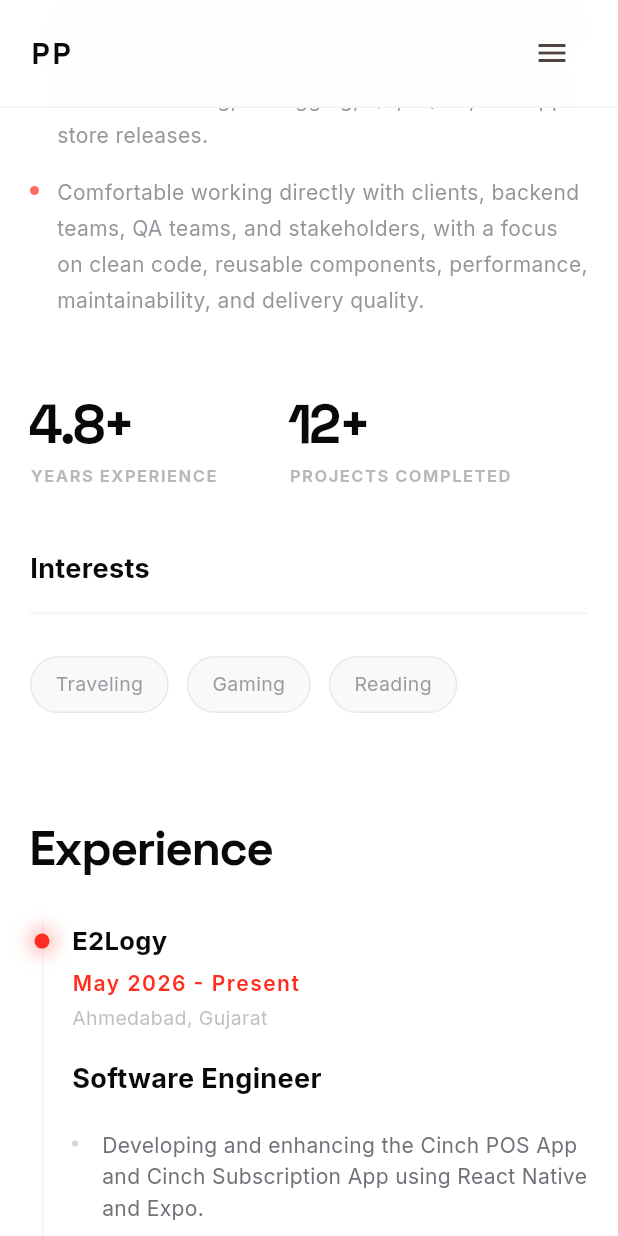
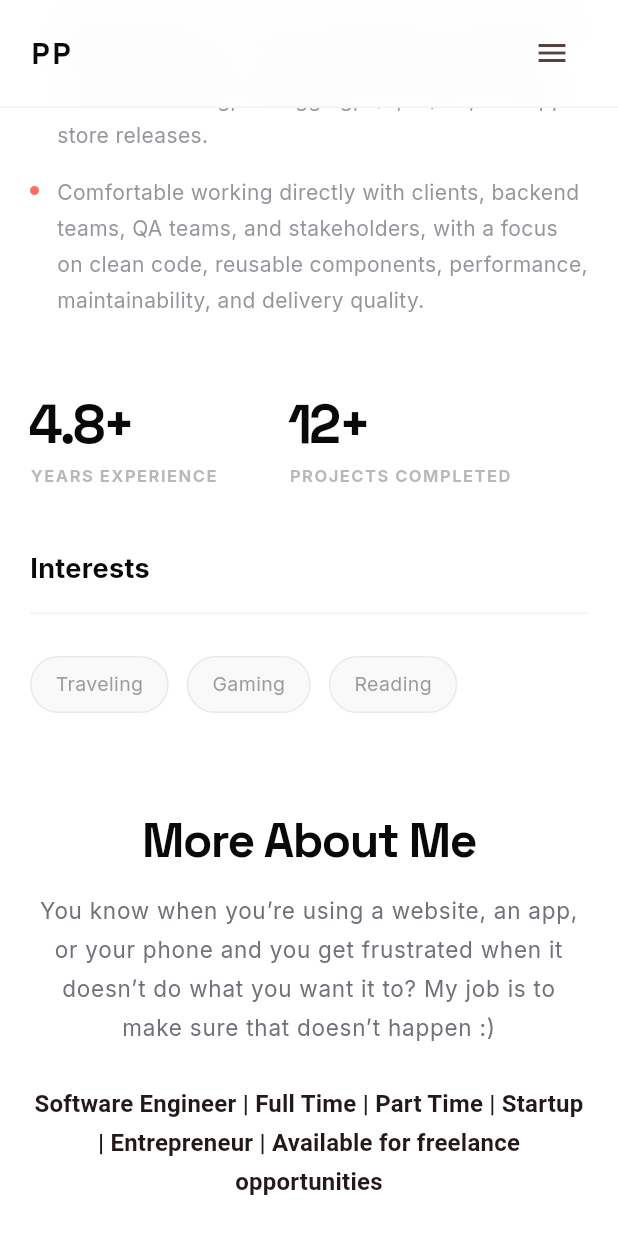
Before and after one commit to parthsp33/parth-resume-app, a Flutter app: the screen it shows after launch, scrolled down 1152 dp, on a phone screen of 412 x 824 dp. Run offline on Flutter 3.47's test engine with Material 3 defaults, Android fonts, the phone set to English and light mode, and no system bars; drawn by our look-alikes of flutter_animate; our stand-ins replace cloud_firestore, firebase_analytics, firebase_core, fl_chart, flutter_screenutil, font_awesome_flutter and 3 more; accounts and stored records are empty.

Commit message:
Add contact address and About section details

```diff
--- a/lib/config/resume_data.dart
+++ b/lib/config/resume_data.dart
@@ -23,6 +23,7 @@ class ResumeData {
   static const String countryCode = "91";
   static const String mobile = "7383493845";
   static const String email = "bantiprajapati33@gmail.com";
+  static const String address = "Ahmedabad, Gujarat\nIndia";
   static const String linkedin =
       "https://www.linkedin.com/in/parth-prajapati-7174b2144";
   static const String github = "https://github.com/parthsp33";
--- a/lib/config/theme.dart
+++ b/lib/config/theme.dart
@@ -56,6 +56,13 @@ class AppTheme {
         surface: card,
       ),
       useMaterial3: true,
+      filledButtonTheme: FilledButtonThemeData(
+        style: FilledButton.styleFrom(
+          shape: RoundedRectangleBorder(
+            borderRadius: BorderRadius.circular(8),
+          ),
+        ),
+      ),
       textTheme: TextTheme(
         // Massive Name Title
         displayLarge: GoogleFonts.spaceGrotesk(
@@ -106,6 +113,4 @@ class AppTheme {
       ),
     );
   }
-
-
 }
--- a/lib/widgets/sections/about_section.dart
+++ b/lib/widgets/sections/about_section.dart
@@ -57,7 +57,46 @@ class AboutSection extends StatelessWidget {
                 ),
               ],
             ),
+          SizedBox(height: context.space(96)),
+          _buildMoreAboutMe(context),
         ],
+      ),
+    );
+  }
+
+  Widget _buildMoreAboutMe(BuildContext context) {
+    final theme = Theme.of(context);
+    return Center(
+      child: ConstrainedBox(
+        constraints: const BoxConstraints(maxWidth: 820),
+        child: SizedBox(
+          width: double.infinity,
+          child: Column(
+            crossAxisAlignment: CrossAxisAlignment.center,
+            children: [
+              Text(
+                'More About Me',
+                textAlign: TextAlign.center,
+                style: theme.textTheme.displayMedium,
+              ),
+              SizedBox(height: context.space(24)),
+              Text(
+                'You know when you’re using a website, an app, or your phone and you get frustrated when it doesn’t do what you want it to? My job is to make sure that doesn’t happen :)',
+                textAlign: TextAlign.center,
+                style: theme.textTheme.bodyLarge?.copyWith(height: 1.7),
+              ),
+              SizedBox(height: context.space(36)),
+              Text(
+                'Software Engineer | Full Time | Part Time | Startup | Entrepreneur | Available for freelance opportunities',
+                textAlign: TextAlign.center,
+                style: theme.textTheme.titleMedium?.copyWith(
+                  height: 1.6,
+                  fontWeight: FontWeight.w600,
+                ),
+              ),
+            ],
+          ),
+        ),
       ),
     );
   }
@@ -140,7 +179,11 @@ class AboutSection extends StatelessWidget {
           label,
           style: TextStyle(
             fontSize: context.fontSize(mobile: 11, desktop: 12),
-            color: Theme.of(context).textTheme.bodyLarge?.color?.withValues(alpha: 0.5),
+            color: Theme.of(context)
+                .textTheme
+                .bodyLarge
+                ?.color
+                ?.withValues(alpha: 0.5),
             fontWeight: FontWeight.bold,
             letterSpacing: 1,
           ),
@@ -181,7 +224,11 @@ class AboutSection extends StatelessWidget {
         Container(
           width: double.infinity,
           height: 1,
-          color: Theme.of(context).textTheme.bodyLarge?.color?.withValues(alpha: 0.1),
+          color: Theme.of(context)
+              .textTheme
+              .bodyLarge
+              ?.color
+              ?.withValues(alpha: 0.1),
         ),
         const SizedBox(height: 28),
       ],
```
Also changed, not shown: lib/widgets/sections/contact_section.dart (+18 -3 lines). Lines whose indentation alone changed are shown as unchanged.
